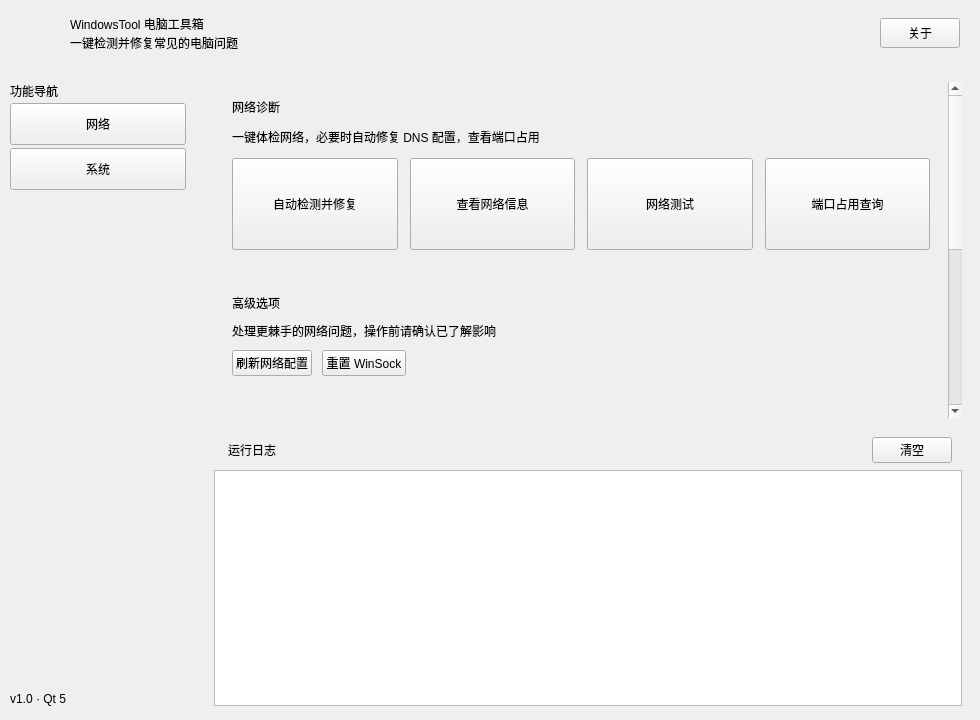
Old version of the form src/mainwindow.ui in the repository Obj4ct/WindowsTool.
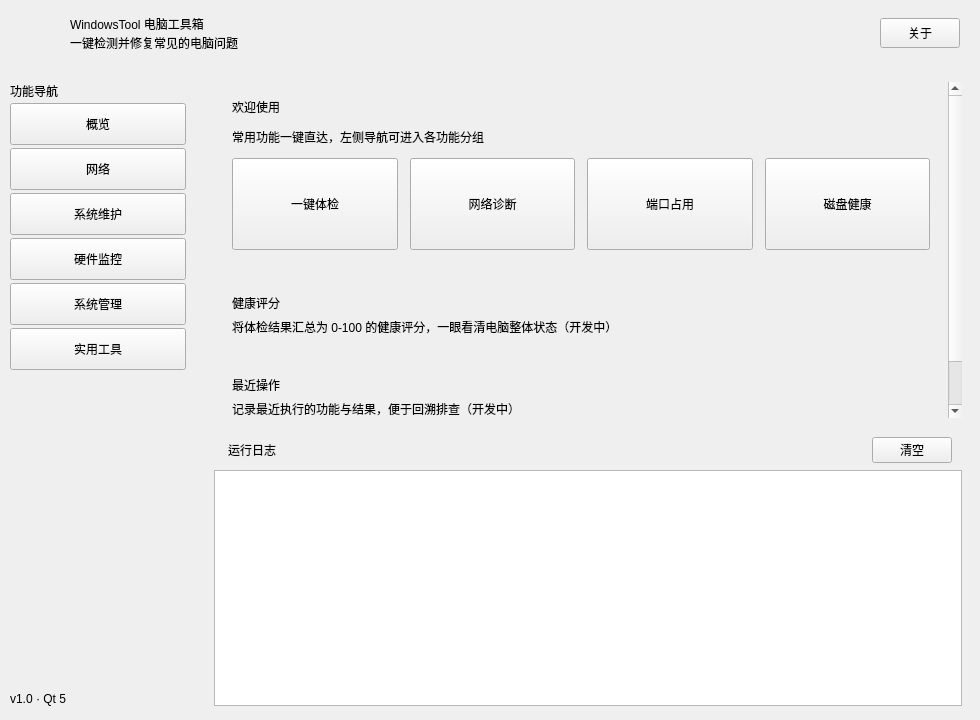
New version of the form.

Commit message:
界面: 重构为 6 页导航骨架并新增占位磁贴
原「网络/系统」两页拆分为概览、网络、系统维护、硬件监控、系统管理、实用工具六页；尚未实现的功能以灰色磁贴占位，点击提示「功能开发中」，已有 5 个可用功能逻辑不变。

Patch:
```diff
--- a/src/mainwindow.ui
+++ b/src/mainwindow.ui
@@ -195,6 +195,25 @@
            </property>
           </widget>
          </item>
+         <item>
+          <widget class="QPushButton" name="navOverviewBtn">
+           <property name="minimumSize">
+            <size>
+             <width>0</width>
+             <height>42</height>
+            </size>
+           </property>
+           <property name="text">
+            <string>概览</string>
+           </property>
+           <property name="checkable">
+            <bool>true</bool>
+           </property>
+           <property name="autoExclusive">
+            <bool>true</bool>
+           </property>
+          </widget>
+         </item>
          <item>
           <widget class="QPushButton" name="navNetworkBtn">
            <property name="minimumSize">
@@ -223,7 +242,64 @@
             </size>
            </property>
            <property name="text">
-            <string>系统</string>
+            <string>系统维护</string>
+           </property>
+           <property name="checkable">
+            <bool>true</bool>
+           </property>
+           <property name="autoExclusive">
+            <bool>true</bool>
+           </property>
+          </widget>
+         </item>
+         <item>
+          <widget class="QPushButton" name="navHardwareBtn">
+           <property name="minimumSize">
+            <size>
+             <width>0</width>
+             <height>42</height>
+            </size>
+           </property>
+           <property name="text">
+            <string>硬件监控</string>
+           </property>
+           <property name="checkable">
+            <bool>true</bool>
+           </property>
+           <property name="autoExclusive">
+            <bool>true</bool>
+           </property>
+          </widget>
+         </item>
+         <item>
+          <widget class="QPushButton" name="navManageBtn">
+           <property name="minimumSize">
+            <size>
+             <width>0</width>
+             <height>42</height>
+            </size>
+           </property>
+           <property name="text">
+            <string>系统管理</string>
+           </property>
+           <property name="checkable">
+            <bool>true</bool>
+           </property>
+           <property name="autoExclusive">
+            <bool>true</bool>
+           </property>
+          </widget>
+         </item>
+         <item>
+          <widget class="QPushButton" name="navToolsBtn">
+           <property name="minimumSize">
+            <size>
+             <width>0</width>
+             <height>42</height>
+            </size>
+           </property>
+           <property name="text">
+            <string>实用工具</string>
            </property>
            <property name="checkable">
             <bool>true</bool>
@@ -285,6 +361,264 @@
            <property name="currentIndex">
             <number>0</number>
            </property>
+           <widget class="QScrollArea" name="pageOverview">
+            <property name="frameShape">
+             <enum>QFrame::NoFrame</enum>
+            </property>
+            <property name="horizontalScrollBarPolicy">
+             <enum>Qt::ScrollBarAlwaysOff</enum>
+            </property>
+            <property name="widgetResizable">
+             <bool>true</bool>
+            </property>
+            <widget class="QWidget" name="pageOverviewInner">
+             <layout class="QVBoxLayout" name="pageOverviewLayout">
+              <property name="spacing">
+               <number>12</number>
+              </property>
+              <property name="leftMargin">
+               <number>0</number>
+              </property>
+              <property name="topMargin">
+               <number>0</number>
+              </property>
+              <property name="rightMargin">
+               <number>0</number>
+              </property>
+              <property name="bottomMargin">
+               <number>0</number>
+              </property>
+              <item>
+               <widget class="QFrame" name="cardOverview">
+                <property name="frameShape">
+                 <enum>QFrame::NoFrame</enum>
+                </property>
+                <layout class="QVBoxLayout" name="cardOverviewLayout">
+                 <property name="spacing">
+                  <number>12</number>
+                 </property>
+                 <property name="leftMargin">
+                  <number>18</number>
+                 </property>
+                 <property name="topMargin">
+                  <number>16</number>
+                 </property>
+                 <property name="rightMargin">
+                  <number>18</number>
+                 </property>
+                 <property name="bottomMargin">
+                  <number>18</number>
+                 </property>
+                 <item>
+                  <widget class="QLabel" name="cardTitleOverview">
+                   <property name="text">
+                    <string>欢迎使用</string>
+                   </property>
+                  </widget>
+                 </item>
+                 <item>
+                  <widget class="QLabel" name="cardHintOverview">
+                   <property name="text">
+                    <string>常用功能一键直达，左侧导航可进入各功能分组</string>
+                   </property>
+                  </widget>
+                 </item>
+                 <item>
+                  <layout class="QHBoxLayout" name="tileRowOverview">
+                   <property name="spacing">
+                    <number>12</number>
+                   </property>
+                   <item>
+                    <widget class="QToolButton" name="btn_quickHealth">
+                     <property name="sizePolicy">
+                      <sizepolicy hsizetype="Expanding" vsizetype="Fixed">
+                       <horstretch>1</horstretch>
+                       <verstretch>0</verstretch>
+                      </sizepolicy>
+                     </property>
+                     <property name="minimumSize">
+                      <size>
+                       <width>0</width>
+                       <height>92</height>
+                      </size>
+                     </property>
+                     <property name="toolButtonStyle">
+                      <enum>Qt::ToolButtonTextUnderIcon</enum>
+                     </property>
+                     <property name="text">
+                      <string>一键体检</string>
+                     </property>
+                    </widget>
+                   </item>
+                   <item>
+                    <widget class="QToolButton" name="btn_quickNetwork">
+                     <property name="sizePolicy">
+                      <sizepolicy hsizetype="Expanding" vsizetype="Fixed">
+                       <horstretch>1</horstretch>
+                       <verstretch>0</verstretch>
+                      </sizepolicy>
+                     </property>
+                     <property name="minimumSize">
+                      <size>
+                       <width>0</width>
+                       <height>92</height>
+                      </size>
+                     </property>
+                     <property name="toolButtonStyle">
+                      <enum>Qt::ToolButtonTextUnderIcon</enum>
+                     </property>
+                     <property name="text">
+                      <string>网络诊断</string>
+                     </property>
+                    </widget>
+                   </item>
+                   <item>
+                    <widget class="QToolButton" name="btn_quickPorts">
+                     <property name="sizePolicy">
+                      <sizepolicy hsizetype="Expanding" vsizetype="Fixed">
+                       <horstretch>1</horstretch>
+                       <verstretch>0</verstretch>
+                      </sizepolicy>
+                     </property>
+                     <property name="minimumSize">
+                      <size>
+                       <width>0</width>
+                       <height>92</height>
+                      </size>
+                     </property>
+                     <property name="toolButtonStyle">
+                      <enum>Qt::ToolButtonTextUnderIcon</enum>
+                     </property>
+                     <property name="text">
+                      <string>端口占用</string>
+                     </property>
+                    </widget>
+                   </item>
+                   <item>
+                    <widget class="QToolButton" name="btn_quickDisk">
+                     <property name="sizePolicy">
+                      <sizepolicy hsizetype="Expanding" vsizetype="Fixed">
+                       <horstretch>1</horstretch>
+                       <verstretch>0</verstretch>
+                      </sizepolicy>
+                     </property>
+                     <property name="minimumSize">
+                      <size>
+                       <width>0</width>
+                       <height>92</height>
+                      </size>
+                     </property>
+                     <property name="toolButtonStyle">
+                      <enum>Qt::ToolButtonTextUnderIcon</enum>
+                     </property>
+                     <property name="text">
+                      <string>磁盘健康</string>
+                     </property>
+                    </widget>
+                   </item>
+                  </layout>
+                 </item>
+                </layout>
+               </widget>
+              </item>
+              <item>
+               <widget class="QFrame" name="cardOverviewScore">
+                <property name="frameShape">
+                 <enum>QFrame::NoFrame</enum>
+                </property>
+                <layout class="QVBoxLayout" name="overviewScoreLayout">
+                 <property name="spacing">
+                  <number>6</number>
+                 </property>
+                 <property name="leftMargin">
+                  <number>18</number>
+                 </property>
+                 <property name="topMargin">
+                  <number>14</number>
+                 </property>
+                 <property name="rightMargin">
+                  <number>18</number>
+                 </property>
+                 <property name="bottomMargin">
+                  <number>14</number>
+                 </property>
+                 <item>
+                  <widget class="QLabel" name="cardTitleScore">
+                   <property name="text">
+                    <string>健康评分</string>
+                   </property>
+                  </widget>
+                 </item>
+                 <item>
+                  <widget class="QLabel" name="cardHintScore">
+                   <property name="text">
+                    <string>将体检结果汇总为 0-100 的健康评分，一眼看清电脑整体状态（开发中）</string>
+                   </property>
+                   <property name="wordWrap">
+                    <bool>true</bool>
+                   </property>
+                  </widget>
+                 </item>
+                </layout>
+               </widget>
+              </item>
+              <item>
+               <widget class="QFrame" name="cardOverviewRecent">
+                <property name="frameShape">
+                 <enum>QFrame::NoFrame</enum>
+                </property>
+                <layout class="QVBoxLayout" name="overviewRecentLayout">
+                 <property name="spacing">
+                  <number>6</number>
+                 </property>
+                 <property name="leftMargin">
+                  <number>18</number>
+                 </property>
+                 <property name="topMargin">
+                  <number>14</number>
+                 </property>
+                 <property name="rightMargin">
+                  <number>18</number>
+                 </property>
+                 <property name="bottomMargin">
+                  <number>14</number>
+                 </property>
+                 <item>
+                  <widget class="QLabel" name="cardTitleRecent">
+                   <property name="text">
+                    <string>最近操作</string>
+                   </property>
+                  </widget>
+                 </item>
+                 <item>
+                  <widget class="QLabel" name="cardHintRecent">
+                   <property name="text">
+                    <string>记录最近执行的功能与结果，便于回溯排查（开发中）</string>
+                   </property>
+                   <property name="wordWrap">
+                    <bool>true</bool>
+                   </property>
+                  </widget>
+                 </item>
+                </layout>
+               </widget>
+              </item>
+              <item>
+               <spacer name="overviewPageSpacer">
+                <property name="orientation">
+                 <enum>Qt::Vertical</enum>
+                </property>
+                <property name="sizeHint" stdset="0">
+                 <size>
+                  <width>20</width>
+                  <height>40</height>
+                 </size>
+                </property>
+               </spacer>
+              </item>
+             </layout>
+            </widget>
+           </widget>
            <widget class="QScrollArea" name="pageNetwork">
             <property name="frameShape">
              <enum>QFrame::NoFrame</enum>
```
Left out of the diff: 817 changed lines with no effect on the pictures. Lines whose indentation alone changed are shown as unchanged. The commit also changes 4 other files.
